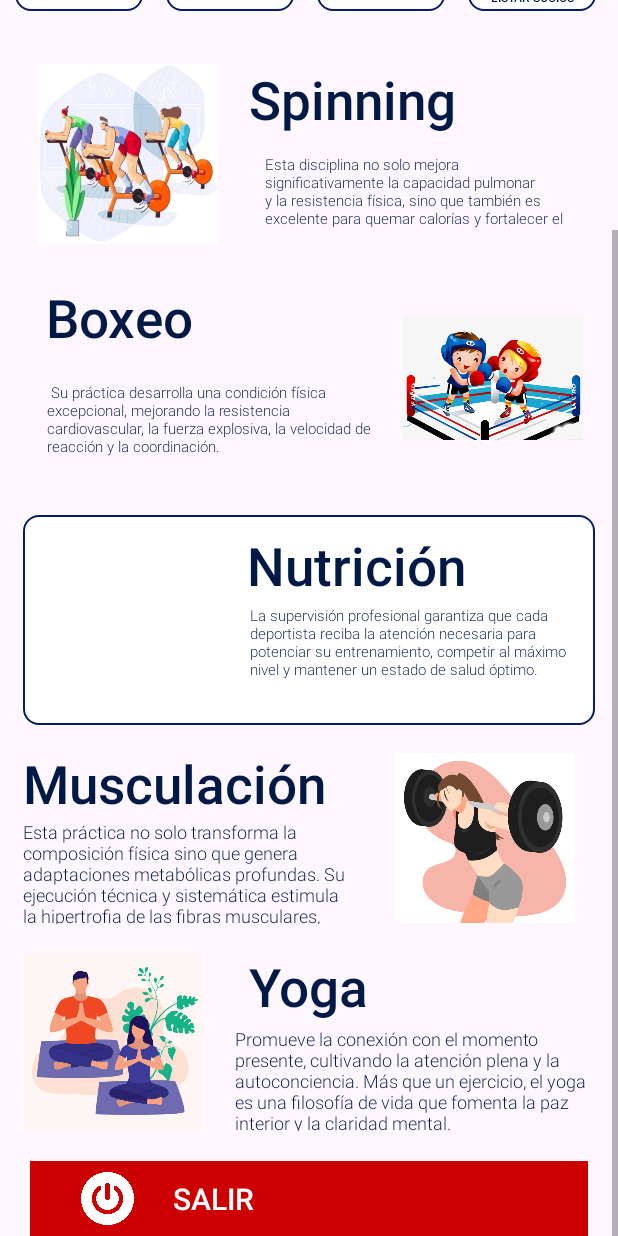
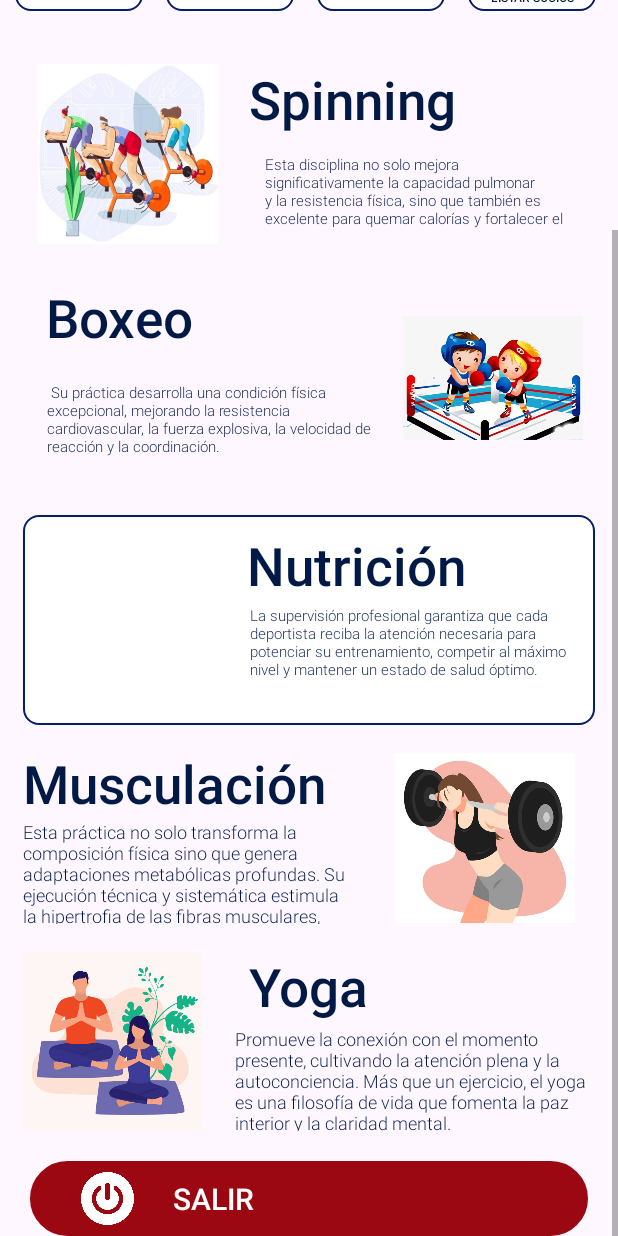
Before and after one commit to elavincho/ClubDeportivoApp, an Android app: the PantallaPrincipalActivity screen opened directly, with no data from a screen before it, scrolled down 188 dp, on a phone screen of 412 x 824 dp. Run offline under Robolectric (Android 15) with nearby library versions, the phone set to English and light mode, and no system bars.

Commit message:
Modifico boton salir

```diff
--- /dev/null
+++ b/app/src/main/res/drawable/boton_salir.xml
@@ -0,0 +1,24 @@
+<?xml version="1.0" encoding="utf-8"?>
+<shape xmlns:android="http://schemas.android.com/apk/res/android">
+
+    <!-- Borde Azul cielo de 2dp -->
+    <stroke
+        android:width="2dp"
+        android:color="#9B0812" />
+
+    <!-- Esquinas ligeramente redondeadas -->
+    <corners
+        android:radius="25dp" />
+
+    <!-- Fondo azul cielo -->
+    <solid
+        android:color="#9B0812" />
+
+    <!-- Espacio interno (opcional) -->
+    <padding
+        android:left="4dp"
+        android:top="4dp"
+        android:right="4dp"
+        android:bottom="4dp" />
+
+</shape>
--- a/app/src/main/res/layout/activity_pantalla_principal.xml
+++ b/app/src/main/res/layout/activity_pantalla_principal.xml
@@ -283,6 +283,7 @@
             android:layout_width="match_parent"
             android:layout_height="140dp"
             android:layout_margin="15dp"
+            android:layout_marginBottom="30dp"
             android:padding="10dp"
             app:layout_constraintEnd_toEndOf="parent"
             app:layout_constraintStart_toStartOf="parent"
@@ -594,7 +595,7 @@
             android:layout_width="match_parent"
             android:layout_height="50dp"
             android:layout_margin="20dp"
-            android:background="@android:color/holo_red_dark"
+            android:background="@drawable/boton_salir"
             app:layout_constraintEnd_toEndOf="parent"
             app:layout_constraintStart_toStartOf="parent"
             app:layout_constraintTop_toBottomOf="@+id/yogaLayout" />
```
